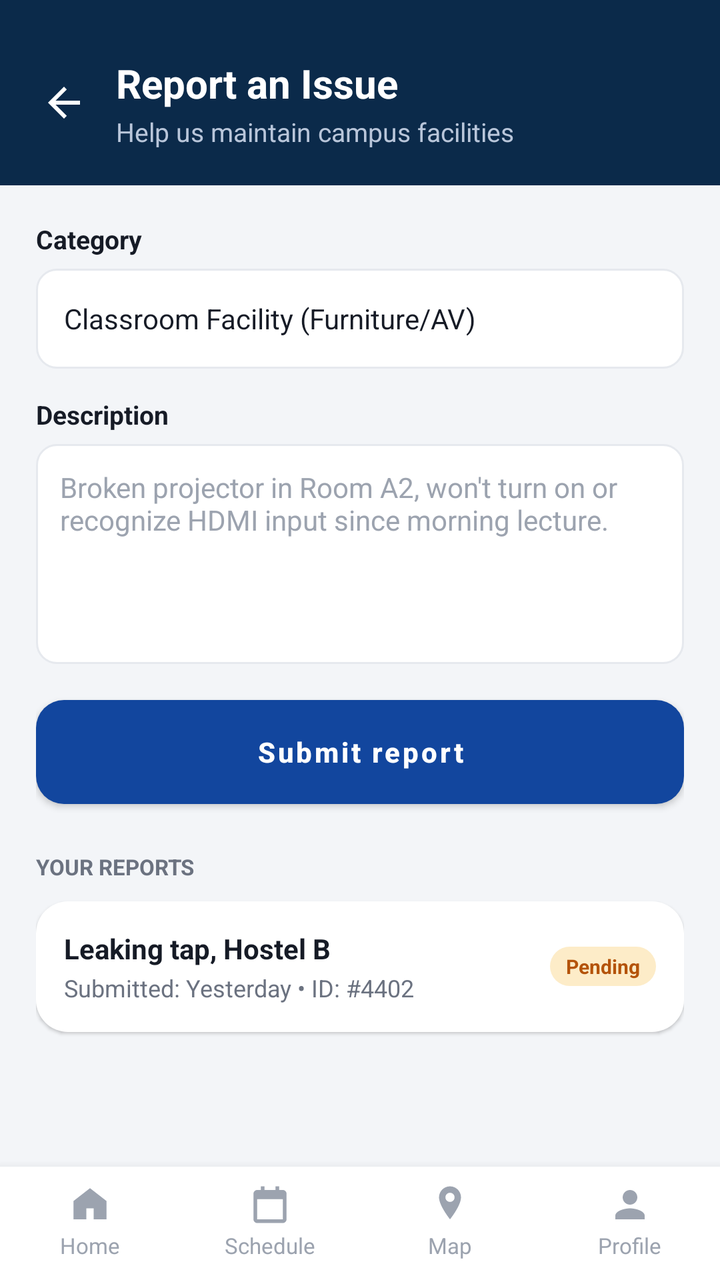
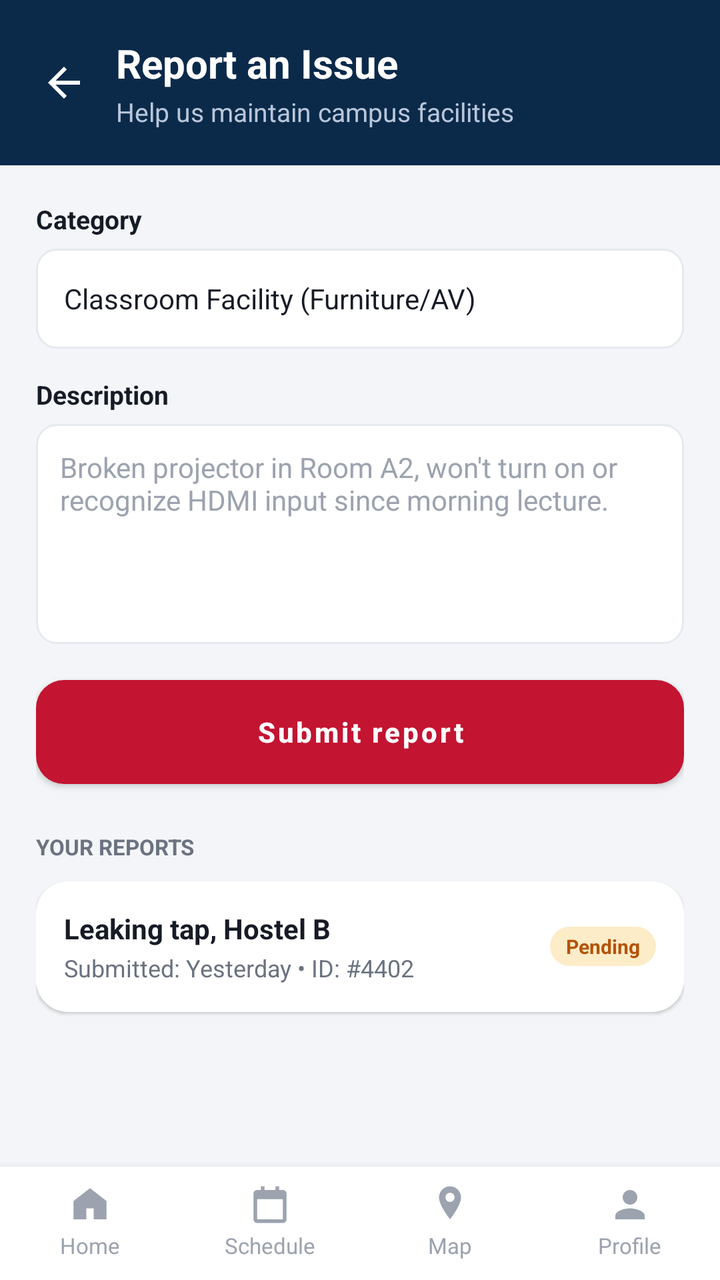

Before-and-after screenshots of an Android layout around one commit, followed by the original layout XML and the change that was made.
<!-- AndroidManifest.xml: application theme Theme.CampusApp -->
<!-- res/layout/activity_report_issue.xml -->
<?xml version="1.0" encoding="utf-8"?>
<LinearLayout xmlns:android="http://schemas.android.com/apk/res/android"
    xmlns:app="http://schemas.android.com/apk/res-auto"
    android:layout_width="match_parent"
    android:layout_height="match_parent"
    android:orientation="vertical"
    android:background="@color/background">

    <LinearLayout style="@style/SectionHeader" android:orientation="horizontal" android:gravity="center_vertical">
        <ImageView android:id="@+id/btnBack" android:layout_width="24dp" android:layout_height="24dp"
            android:src="@drawable/ic_back" app:tint="@color/white" android:layout_marginEnd="14dp"/>
        <LinearLayout android:layout_width="0dp" android:layout_height="wrap_content" android:layout_weight="1" android:orientation="vertical">
            <TextView android:layout_width="wrap_content" android:layout_height="wrap_content"
                android:text="Report an Issue" android:textColor="@color/white" android:textSize="20sp" android:textStyle="bold"/>
            <TextView android:layout_width="wrap_content" android:layout_height="wrap_content" android:layout_marginTop="2dp"
                android:text="Help us maintain campus facilities" android:textColor="#B9C6DA" android:textSize="13sp"/>
        </LinearLayout>
    </LinearLayout>

    <ScrollView android:layout_width="match_parent" android:layout_height="0dp" android:layout_weight="1">
        <LinearLayout android:layout_width="match_parent" android:layout_height="wrap_content" android:orientation="vertical" android:padding="18dp">

            <TextView style="@style/InputLabel" android:layout_marginTop="0dp" android:text="Category"/>
            <TextView style="@style/InputField" android:gravity="center_vertical" android:text="Classroom Facility (Furniture/AV)"/>

            <TextView style="@style/InputLabel" android:text="Description"/>
            <EditText
                android:layout_width="match_parent" android:layout_height="110dp"
                android:background="@drawable/bg_input" android:gravity="top|start"
                android:padding="12dp" android:textSize="14sp" android:textColor="@color/text_dark"
                android:hint="Broken projector in Room A2, won't turn on or recognize HDMI input since morning lecture."
                android:textColorHint="@color/text_gray_light"/>

            <Button
                android:id="@+id/btnSubmitReport"
                android:layout_width="match_parent" android:layout_height="52dp"
                android:layout_marginTop="18dp"
                android:background="@drawable/bg_button_red" android:text="Submit report"
                android:textAllCaps="false" android:textColor="@color/white" android:textStyle="bold" android:elevation="0dp"/>

            <TextView
                android:layout_width="wrap_content" android:layout_height="wrap_content"
                android:layout_marginTop="24dp"
                android:text="YOUR REPORTS" android:textSize="11sp" android:textStyle="bold" android:textColor="@color/text_gray"/>

            <LinearLayout style="@style/NoticeCard" android:layout_marginTop="10dp" android:orientation="horizontal" android:gravity="center_vertical">
                <LinearLayout android:layout_width="0dp" android:layout_height="wrap_content" android:layout_weight="1" android:orientation="vertical">
                    <TextView android:layout_width="wrap_content" android:layout_height="wrap_content"
                        android:text="Leaking tap, Hostel B" android:textStyle="bold" android:textSize="14sp" android:textColor="@color/text_dark"/>
                    <TextView android:layout_width="wrap_content" android:layout_height="wrap_content" android:layout_marginTop="2dp"
                        android:text="Submitted: Yesterday • ID: #4402" android:textSize="12sp" android:textColor="@color/text_gray"/>
                </LinearLayout>
                <TextView style="@style/NoticeTag" android:text="Pending" android:background="@drawable/bg_pill_orange" android:textColor="@color/badge_orange"/>
            </LinearLayout>

        </LinearLayout>
    </ScrollView>

    <include layout="@layout/layout_bottom_nav" android:id="@+id/bottomNavInclude"/>

</LinearLayout>
<!-- res/layout/layout_bottom_nav.xml (included above) -->
<?xml version="1.0" encoding="utf-8"?>
<LinearLayout xmlns:android="http://schemas.android.com/apk/res/android"
    android:id="@+id/bottomNav"
    android:layout_width="match_parent"
    android:layout_height="wrap_content"
    android:orientation="horizontal"
    android:background="@color/white"
    android:elevation="8dp"
    android:paddingTop="8dp"
    android:paddingBottom="10dp">

    <LinearLayout android:id="@+id/navHome" style="@style/BottomNavItem">
        <ImageView android:id="@+id/navHomeIcon" style="@style/BottomNavIcon" android:src="@drawable/ic_home"/>
        <TextView android:id="@+id/navHomeLabel" style="@style/BottomNavLabel" android:text="Home"/>
    </LinearLayout>

    <LinearLayout android:id="@+id/navSchedule" style="@style/BottomNavItem">
        <ImageView android:id="@+id/navScheduleIcon" style="@style/BottomNavIcon" android:src="@drawable/ic_schedule"/>
        <TextView android:id="@+id/navScheduleLabel" style="@style/BottomNavLabel" android:text="Schedule"/>
    </LinearLayout>

    <LinearLayout android:id="@+id/navMap" style="@style/BottomNavItem">
        <ImageView android:id="@+id/navMapIcon" style="@style/BottomNavIcon" android:src="@drawable/ic_map"/>
        <TextView android:id="@+id/navMapLabel" style="@style/BottomNavLabel" android:text="@string/map"/>
    </LinearLayout>

    <LinearLayout android:id="@+id/navProfile" style="@style/BottomNavItem">
        <ImageView android:id="@+id/navProfileIcon" style="@style/BottomNavIcon" android:src="@drawable/ic_profile"/>
        <TextView android:id="@+id/navProfileLabel" style="@style/BottomNavLabel" android:text="Profile"/>
    </LinearLayout>

</LinearLayout>
<!-- resources referenced by this layout -->
<resources>
  <color name="background">#F3F5F8</color>
  <color name="badge_orange">#B45309</color>
  <color name="text_dark">#161B26</color>
  <color name="text_gray">#6B7280</color>
  <color name="text_gray_light">#9CA3AF</color>
  <color name="white">#FFFFFF</color>
  <!-- drawable bg_button_red (drawable) -->
  <?xml version="1.0" encoding="utf-8"?>
  <shape xmlns:android="http://schemas.android.com/apk/res/android" android:shape="rectangle">
      <solid android:color="@color/primary_red" />
      <corners android:radius="14dp" />
  </shape>
  <!-- drawable bg_input (drawable) -->
  <?xml version="1.0" encoding="utf-8"?>
  <shape xmlns:android="http://schemas.android.com/apk/res/android" android:shape="rectangle">
      <solid android:color="@color/white" />
      <stroke android:width="1dp" android:color="@color/divider" />
      <corners android:radius="10dp" />
  </shape>
  <!-- drawable bg_pill_orange (drawable) -->
  <?xml version="1.0" encoding="utf-8"?>
  <shape xmlns:android="http://schemas.android.com/apk/res/android" android:shape="rectangle">
      <solid android:color="@color/badge_orange_bg" />
      <corners android:radius="20dp" />
  </shape>
  <!-- drawable ic_back (drawable) -->
  <vector xmlns:android="http://schemas.android.com/apk/res/android"
      android:width="24dp" android:height="24dp" android:viewportWidth="24" android:viewportHeight="24">
      <path android:fillColor="@android:color/white"
          android:pathData="M20,11 L7.8,11 L13.4,5.4 L12,4 L4,12 L12,20 L13.4,18.6 L7.8,13 L20,13 Z"/>
  </vector>
  <!-- drawable ic_home (drawable) -->
  <vector xmlns:android="http://schemas.android.com/apk/res/android"
      android:width="24dp" android:height="24dp" android:viewportWidth="24" android:viewportHeight="24"
      android:tint="?attr/colorControlNormal">
      <path android:fillColor="@android:color/white"
          android:pathData="M12,3 L21,10 L21,20 L14,20 L14,14 L10,14 L10,20 L3,20 L3,10 Z"
          android:fillType="evenOdd"/>
  </vector>
  <string name="map">Map</string>
  <style name="BottomNavIcon">
          <item name="android:layout_width">22dp</item>
          <item name="android:layout_height">22dp</item>
          <item name="android:tint">@color/text_gray_light</item>
      </style>
  <style name="BottomNavLabel">
          <item name="android:layout_width">wrap_content</item>
          <item name="android:layout_height">wrap_content</item>
          <item name="android:layout_marginTop">2dp</item>
          <item name="android:textSize">11sp</item>
          <item name="android:textColor">@color/text_gray_light</item>
      </style>
  <style name="SectionHeader">
          <item name="android:layout_width">match_parent</item>
          <item name="android:layout_height">wrap_content</item>
          <item name="android:background">@color/navy_dark</item>
          <item name="android:paddingLeft">20dp</item>
          <item name="android:paddingRight">20dp</item>
          <item name="android:paddingTop">28dp</item>
          <item name="android:paddingBottom">18dp</item>
          <item name="android:orientation">vertical</item>
      </style>
  <style name="Theme.CampusApp" parent="Theme.MaterialComponents.Light.NoActionBar">
          <item name="colorPrimary">@color/primary_blue</item>
          <item name="colorPrimaryDark">@color/navy_dark</item>
          <item name="colorAccent">@color/primary_red</item>
          <item name="android:windowBackground">@color/background</item>
          <item name="android:statusBarColor">@color/navy_dark</item>
      </style>
  <color name="primary_red">#C31432</color>
  <color name="divider">#E6E9EE</color>
  <color name="badge_orange_bg">#FDECC8</color>
  <!-- drawable bg_card (drawable) -->
  <?xml version="1.0" encoding="utf-8"?>
  <shape xmlns:android="http://schemas.android.com/apk/res/android" android:shape="rectangle">
      <solid android:color="@color/card_white" />
      <corners android:radius="16dp" />
  </shape>
  <color name="navy_dark">#0B2A4A</color>
  <color name="primary_blue">#12469E</color>
  <color name="card_white">#FFFFFF</color>
  <!-- unchanged entries left out for length: 8 -->
</resources>

<!-- the commit's change to res/layout/activity_report_issue.xml (unified diff, before → after) -->
@@ -35,7 +35,8 @@
                 android:id="@+id/btnSubmitReport"
                 android:layout_width="match_parent" android:layout_height="52dp"
                 android:layout_marginTop="18dp"
-                android:background="@drawable/bg_button_red" android:text="Submit report"
+                android:background="@drawable/bg_button_red"
+            app:backgroundTint="@null" android:text="Submit report"
                 android:textAllCaps="false" android:textColor="@color/white" android:textStyle="bold" android:elevation="0dp"/>
 
             <TextView
<!-- resource entries referenced after the edit -->
@@ -58,7 +58,7 @@
           <item name="android:background">@color/navy_dark</item>
           <item name="android:paddingLeft">20dp</item>
           <item name="android:paddingRight">20dp</item>
-          <item name="android:paddingTop">28dp</item>
+          <item name="android:paddingTop">18dp</item>
           <item name="android:paddingBottom">18dp</item>
           <item name="android:orientation">vertical</item>
       </style>
